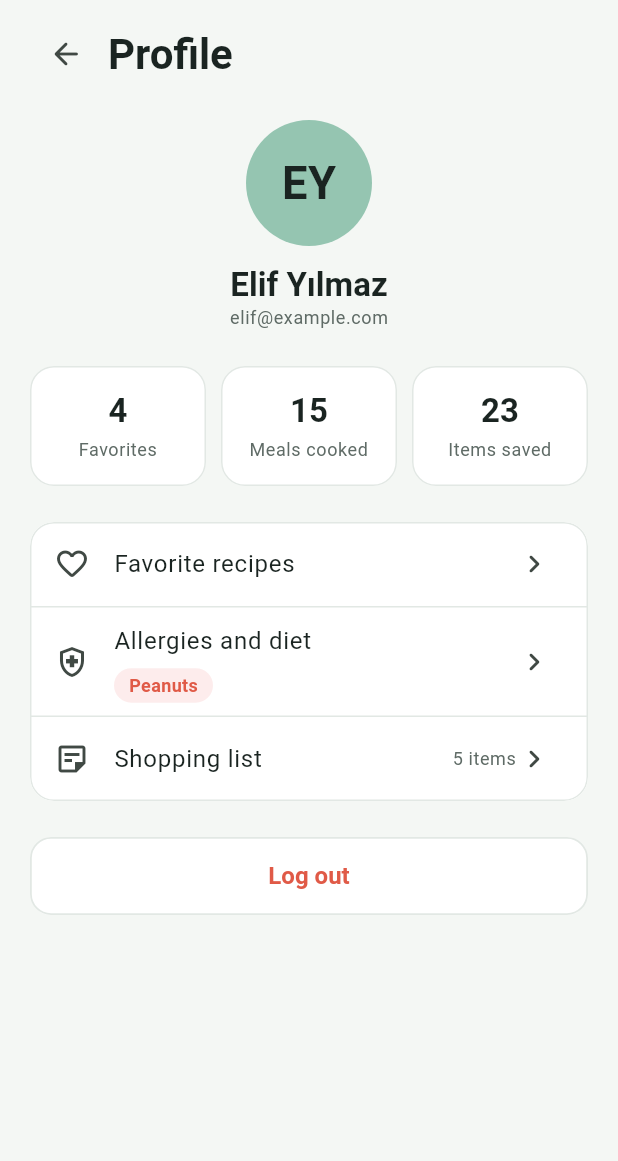
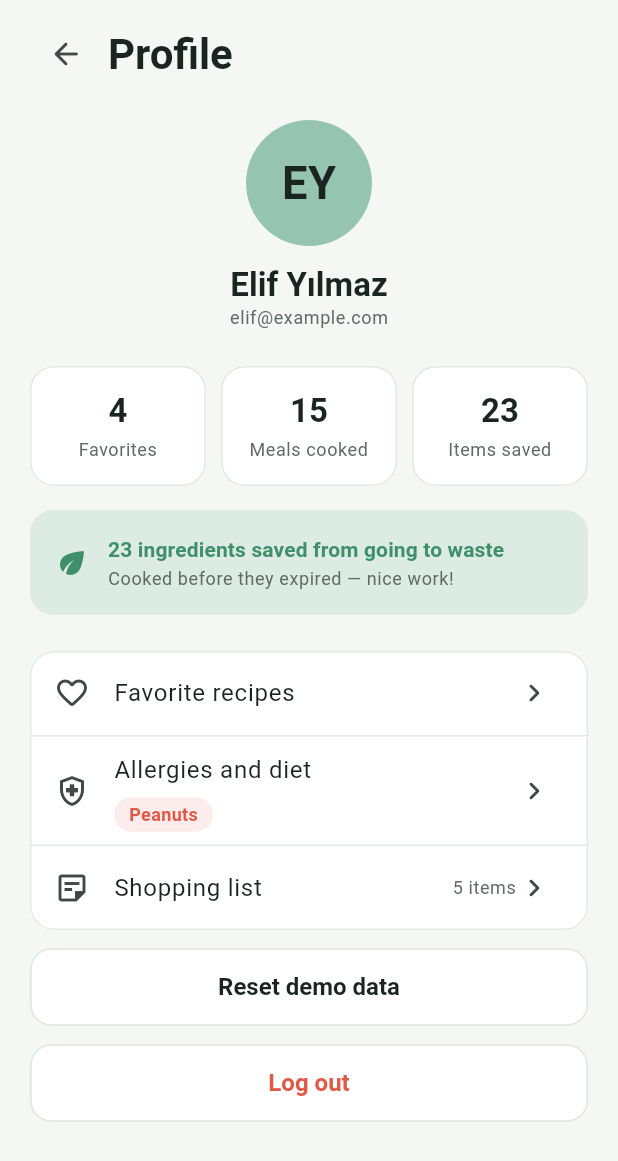
Before and after one commit to akkusaras/Frigo, a Flutter app: the ProfileScreen screen opened by its route, on a phone screen of 412 x 824 dp. Shown: the top 1161 px of the screen. Run offline on Flutter 3.47's test engine with Material 3 defaults, Android fonts, the phone set to English and light mode, and no system bars; our stand-ins replace flutter_riverpod, go_router, shared_preferences, wakelock_plus; accounts and stored records are empty.

Commit message:
feat: add local persistence and physical UX polish (Task 11-12)
Repositories now persist the fridge, shopping list sticky notes and
profile as JSON behind a LocalStore abstraction backed by
shared_preferences on device, defaulting to a throwaway in-memory store
in tests. Demo data seeds only on first launch, and Profile gets a
"Reset demo data" action to restore it for presentations.

Adds light haptic feedback on fridge item taps, shopping list checkbox
toggles and Cooking Mode step navigation, keeps the screen awake during
Cooking Mode via wakelock_plus, and wires a live "Items saved" impact
card on Profile that credits a cook for every expiring ingredient a
finished recipe used.

```diff
--- a/lib/features/fridge/fridge_screen.dart
+++ b/lib/features/fridge/fridge_screen.dart
@@ -1,4 +1,5 @@
 import 'package:flutter/material.dart';
+import 'package:flutter/services.dart';
 import 'package:flutter_riverpod/flutter_riverpod.dart';
 
 import '../../core/router/app_router.dart';
@@ -180,7 +181,10 @@ class _ItemTile extends ConsumerWidget {
       ),
       child: InkWell(
         borderRadius: BorderRadius.circular(12),
-        onTap: () => _showDetails(context, ref, item, badge),
+        onTap: () {
+          HapticFeedback.lightImpact();
+          _showDetails(context, ref, item, badge);
+        },
         child: Padding(
           padding: const EdgeInsets.symmetric(horizontal: 10, vertical: 8),
           child: Row(
--- a/lib/features/profile/profile_screen.dart
+++ b/lib/features/profile/profile_screen.dart
@@ -6,6 +6,7 @@ import '../../core/theme/app_colors.dart';
 import '../../core/widgets/frigo_widgets.dart';
 import '../../models/models.dart';
 import '../../providers/auth_provider.dart';
+import '../../providers/fridge_provider.dart';
 import '../../providers/profile_provider.dart';
 import '../../providers/shopping_provider.dart';
 
@@ -66,6 +67,11 @@ class ProfileScreen extends ConsumerWidget {
                 ],
               ),
             ),
+            const SizedBox(height: 16),
+            Padding(
+              padding: const EdgeInsets.symmetric(horizontal: 20),
+              child: _ImpactCard(itemsSaved: profile.itemsSaved),
+            ),
             const SizedBox(height: 24),
             Padding(
               padding: const EdgeInsets.symmetric(horizontal: 20),
@@ -118,7 +124,16 @@ class ProfileScreen extends ConsumerWidget {
                 ),
               ),
             ),
-            const SizedBox(height: 24),
+            const SizedBox(height: 12),
+            Padding(
+              padding: const EdgeInsets.symmetric(horizontal: 20),
+              child: OutlinedButton(
+                key: const Key('reset-demo-data'),
+                onPressed: () => _confirmResetDemoData(context, ref),
+                child: const Text('Reset demo data'),
+              ),
+            ),
+            const SizedBox(height: 12),
             Padding(
               padding: const EdgeInsets.symmetric(horizontal: 20),
               child: OutlinedButton(
@@ -130,6 +145,87 @@ class ProfileScreen extends ConsumerWidget {
                   context.goToLogin();
                 },
                 child: const Text('Log out'),
+              ),
+            ),
+          ],
+        ),
+      ),
+    );
+  }
+
+  /// Confirms, then wipes the fridge, shopping list and profile back to
+  /// the mockup's demo state — handy for resetting between presentations.
+  Future<void> _confirmResetDemoData(BuildContext context, WidgetRef ref) async {
+    final confirmed = await showDialog<bool>(
+      context: context,
+      builder: (dialogContext) => AlertDialog(
+        title: const Text('Reset demo data?'),
+        content: const Text(
+          'This replaces your fridge, shopping list, allergies, diet and '
+          'favorites with the original demo data. This cannot be undone.',
+        ),
+        actions: [
+          TextButton(
+            onPressed: () => Navigator.of(dialogContext).pop(false),
+            child: const Text('Cancel'),
+          ),
+          FilledButton(
+            key: const Key('reset-demo-data-confirm'),
+            onPressed: () => Navigator.of(dialogContext).pop(true),
+            child: const Text('Reset'),
+          ),
+        ],
+      ),
+    );
+    if (confirmed != true || !context.mounted) return;
+
+    ref.read(fridgeProvider.notifier).resetToDemo();
+    ref.read(shoppingNotesProvider.notifier).resetToDemo();
+    ref.read(profileProvider.notifier).resetToDemo();
+
+    ScaffoldMessenger.of(context)
+      ..hideCurrentSnackBar()
+      ..showSnackBar(const SnackBar(content: Text('Demo data restored')));
+  }
+}
+
+/// Highlights how many expiring ingredients were cooked and eaten before
+/// going to waste.
+class _ImpactCard extends StatelessWidget {
+  const _ImpactCard({required this.itemsSaved});
+
+  final int itemsSaved;
+
+  @override
+  Widget build(BuildContext context) {
+    final textTheme = Theme.of(context).textTheme;
+    return Card(
+      color: AppColors.mint.withValues(alpha: 0.25),
+      child: Padding(
+        padding: const EdgeInsets.all(16),
+        child: Row(
+          children: [
+            const Icon(Icons.eco_rounded, color: AppColors.readyGreen),
+            const SizedBox(width: 12),
+            Expanded(
+              child: Column(
+                crossAxisAlignment: CrossAxisAlignment.start,
+                children: [
+                  Text(
+                    itemsSaved == 1
+                        ? '1 ingredient saved from going to waste'
+                        : '$itemsSaved ingredients saved from going to waste',
+                    style: textTheme.titleSmall?.copyWith(
+                      color: AppColors.readyGreen,
+                      fontWeight: FontWeight.w700,
+                    ),
+                  ),
+                  const SizedBox(height: 2),
+                  Text(
+                    'Cooked before they expired — nice work!',
+                    style: textTheme.bodySmall,
+                  ),
+                ],
               ),
             ),
           ],
--- a/pubspec.yaml
+++ b/pubspec.yaml
@@ -36,6 +36,8 @@ dependencies:
   cupertino_icons: ^1.0.8
   flutter_riverpod: ^3.5.0
   go_router: ^18.1.4
+  shared_preferences: ^2.5.6
+  wakelock_plus: ^1.8.2
 
 dev_dependencies:
   flutter_test:
```
Also changed, not shown: lib/core/persistence/local_store.dart (added, +53 -0 lines), lib/data/repositories/fridge_repository.dart (+75 -1 lines), lib/data/repositories/profile_repository.dart (+77 -0 lines), lib/data/repositories/shopping_repository.dart (+76 -0 lines), lib/features/cooking/cooking_mode_screen.dart (+25 -1 lines), lib/features/shopping_list/shopping_list_screen.dart (+7 -3 lines), lib/main.dart (+15 -2 lines), lib/providers/fridge_provider.dart (+7 -0 lines), lib/providers/profile_provider.dart (+12 -2 lines), lib/providers/repository_providers.dart (+13 -3 lines), lib/providers/shopping_provider.dart (+7 -0 lines), pubspec.lock, 7 other files.
